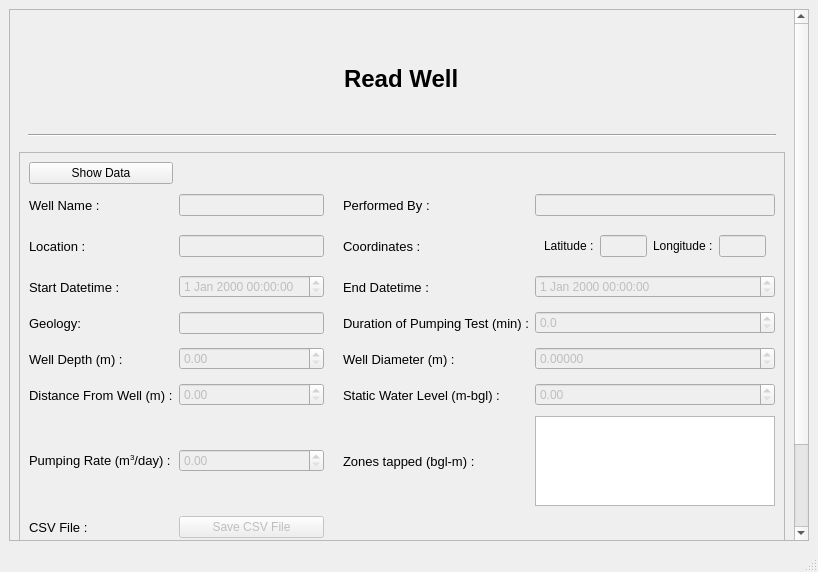
dhairyashil-G/CGWB-Desktop-App, file read_well.ui: the form before one commit.
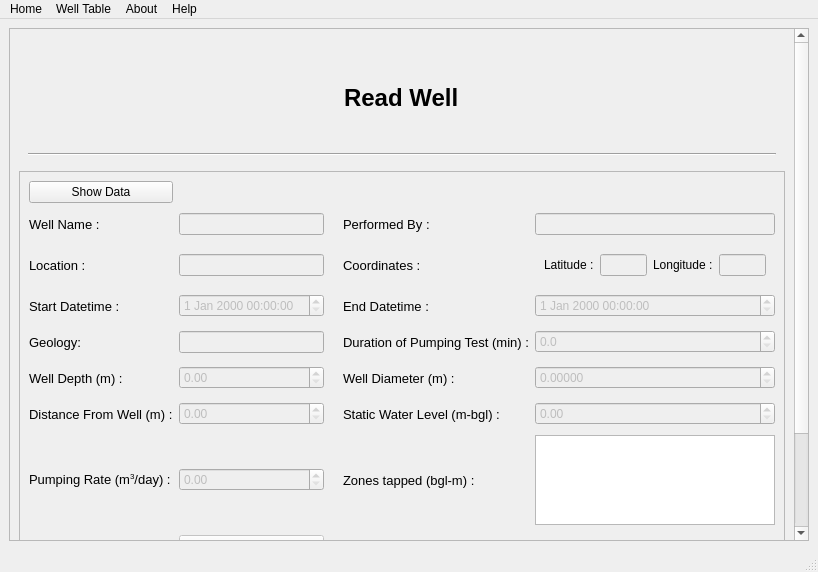
The form after the commit. Icons and pictures are not drawn.

Commit message: read well navbar created

What changed in the file:
```diff
--- a/read_well.ui
+++ b/read_well.ui
@@ -24,7 +24,7 @@
        <property name="geometry">
         <rect>
          <x>0</x>
-         <y>-121</y>
+         <y>0</y>
          <width>781</width>
          <height>632</height>
         </rect>
@@ -661,6 +661,30 @@
      <height>21</height>
     </rect>
    </property>
+   <widget class="QMenu" name="menuHome">
+    <property name="title">
+     <string>Home</string>
+    </property>
+   </widget>
+   <widget class="QMenu" name="menuWellTable">
+    <property name="title">
+     <string>Well Table</string>
+    </property>
+   </widget>
+   <widget class="QMenu" name="menuAbout">
+    <property name="title">
+     <string>About</string>
+    </property>
+   </widget>
+   <widget class="QMenu" name="menuHelp">
+    <property name="title">
+     <string>Help</string>
+    </property>
+   </widget>
+   <addaction name="menuHome"/>
+   <addaction name="menuWellTable"/>
+   <addaction name="menuAbout"/>
+   <addaction name="menuHelp"/>
   </widget>
   <widget class="QStatusBar" name="statusbar"/>
  </widget>
```
The commit also changes 1 other file.
